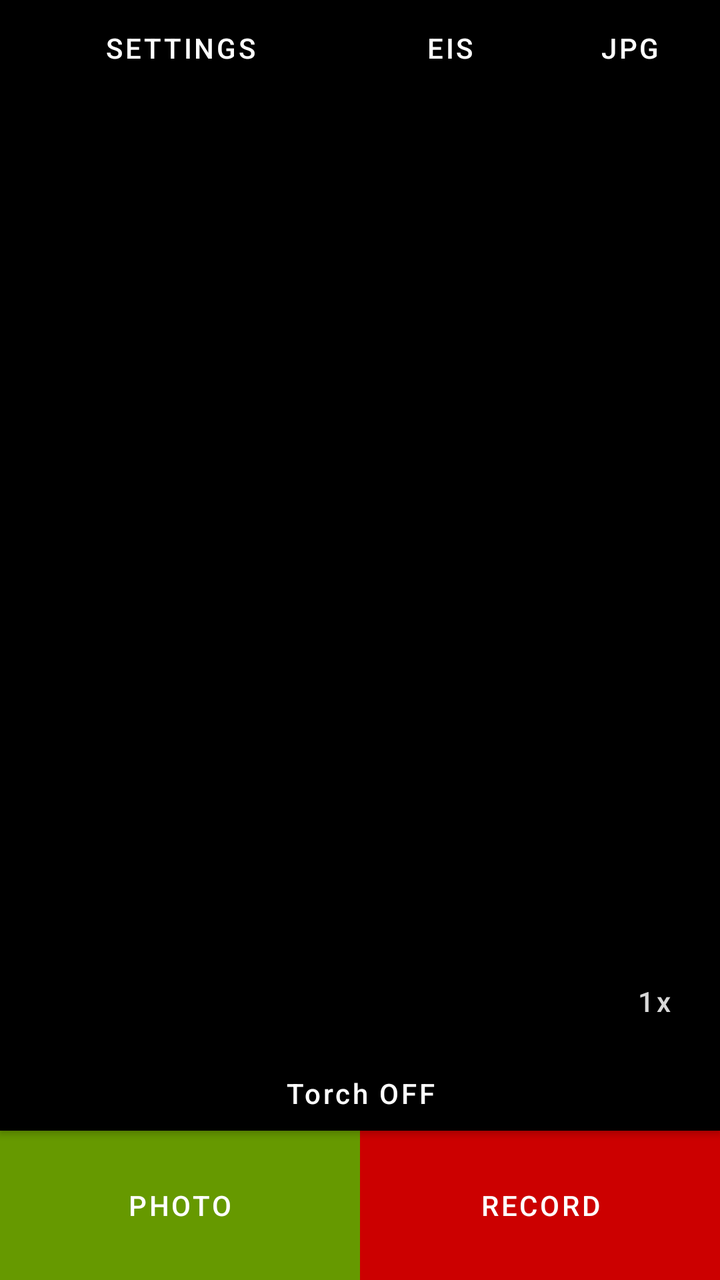
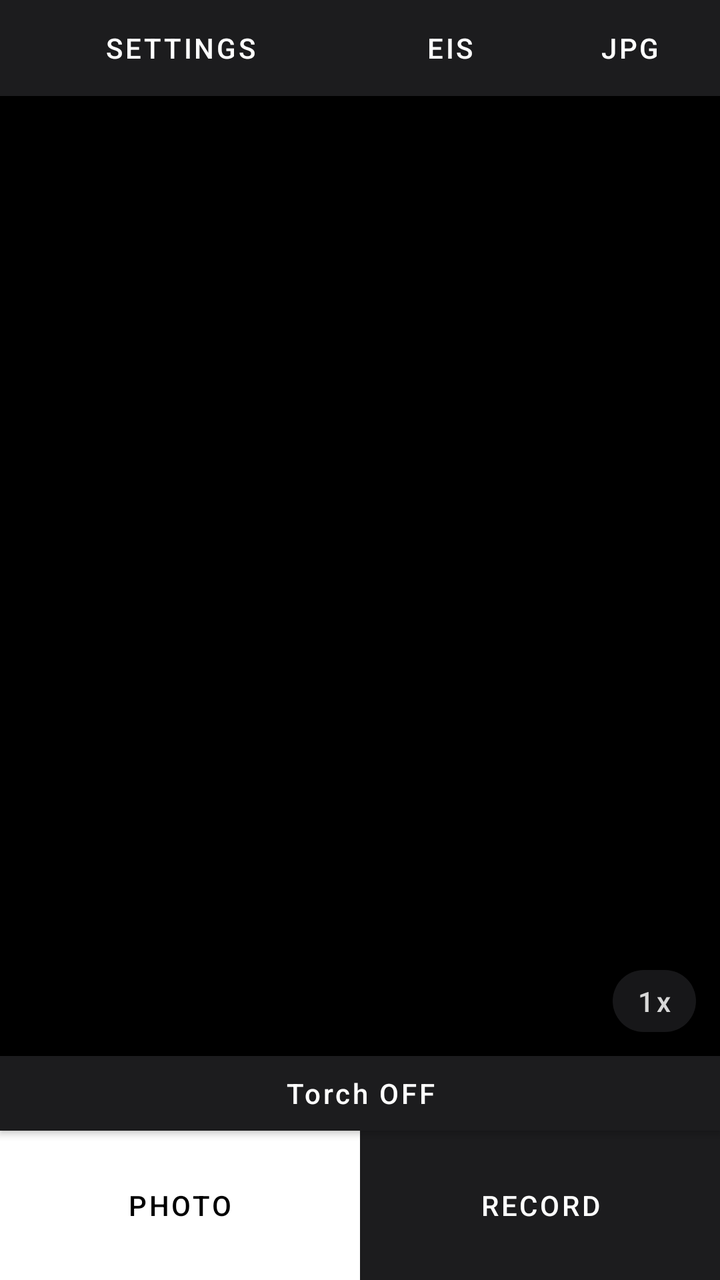

Compare the two renders of this Android layout. The source of the first and the diff that turns it into the second are given below.
<!-- AndroidManifest.xml: application theme Theme.DualLens3DCamera -->
<!-- res/layout/activity_main.xml -->
<?xml version="1.0" encoding="utf-8"?>
<androidx.constraintlayout.widget.ConstraintLayout
    xmlns:android="http://schemas.android.com/apk/res/android"
    xmlns:app="http://schemas.android.com/apk/res-auto"
    android:id="@+id/root"
    android:layout_width="match_parent"
    android:layout_height="match_parent"
    android:background="@android:color/black">

    
    <LinearLayout
        android:id="@+id/topBar"
        android:layout_width="0dp"
        android:layout_height="48dp"
        android:orientation="horizontal"
        android:weightSum="4"
        app:layout_constraintTop_toTopOf="parent"
        app:layout_constraintStart_toStartOf="parent"
        app:layout_constraintEnd_toEndOf="parent">

        <com.google.android.material.button.MaterialButton
            android:id="@+id/btnSettings"
            android:layout_width="0dp"
            android:layout_height="match_parent"
            android:layout_weight="2"
            android:insetLeft="0dp"
            android:insetRight="0dp"
            android:insetTop="0dp"
            android:insetBottom="0dp"
            android:maxLines="1"
            android:ellipsize="end"
            android:textAllCaps="false"
            android:text="SETTINGS"
            android:textColor="@android:color/white"
            app:backgroundTint="@android:color/black"
            app:cornerRadius="0dp"/>

        <com.google.android.material.button.MaterialButton
            android:id="@+id/btnEis"
            android:layout_width="0dp"
            android:layout_height="match_parent"
            android:layout_weight="1"
            android:insetLeft="0dp"
            android:insetRight="0dp"
            android:insetTop="0dp"
            android:insetBottom="0dp"
            android:maxLines="1"
            android:ellipsize="end"
            android:textAllCaps="false"
            android:text="EIS"
            android:textColor="@android:color/white"
            app:backgroundTint="@android:color/black"
            app:cornerRadius="0dp"/>

        
        <com.google.android.material.button.MaterialButton
            android:id="@+id/btnFormat"
            android:layout_width="0dp"
            android:layout_height="match_parent"
            android:layout_weight="1"
            android:insetLeft="0dp"
            android:insetRight="0dp"
            android:insetTop="0dp"
            android:insetBottom="0dp"
            android:maxLines="1"
            android:ellipsize="end"
            android:textAllCaps="false"
            android:text="JPG"
            android:textColor="@android:color/white"
            app:backgroundTint="@android:color/black"
            app:cornerRadius="0dp"/>
    </LinearLayout>

    
    <TextureView
        android:id="@+id/textureView"
        android:layout_width="0dp"
        android:layout_height="0dp"
        app:layout_constraintDimensionRatio="3:4"
        app:layout_constraintTop_toBottomOf="@id/topBar"
        app:layout_constraintStart_toStartOf="parent"
        app:layout_constraintEnd_toEndOf="parent"/>

    
    <com.google.android.material.button.MaterialButton
        android:id="@+id/btnZoom"
        android:layout_width="wrap_content"
        android:layout_height="wrap_content"
        android:layout_marginEnd="12dp"
        android:layout_marginBottom="12dp"
        android:alpha="0.85"
        android:insetLeft="0dp"
        android:insetRight="0dp"
        android:insetTop="0dp"
        android:insetBottom="0dp"
        android:minWidth="0dp"
        android:minHeight="0dp"
        android:paddingStart="12dp"
        android:paddingEnd="12dp"
        android:paddingTop="6dp"
        android:paddingBottom="6dp"
        android:text="1x"
        android:textAllCaps="false"
        android:textColor="@android:color/white"
        app:backgroundTint="@android:color/black"
        app:cornerRadius="16dp"
        app:layout_constraintBottom_toBottomOf="@id/textureView"
        app:layout_constraintEnd_toEndOf="@id/textureView"/>

    
    <LinearLayout
        android:id="@+id/buttonPanel"
        android:layout_width="0dp"
        android:layout_height="0dp"
        android:orientation="vertical"
        app:layout_constraintTop_toBottomOf="@id/textureView"
        app:layout_constraintBottom_toBottomOf="parent"
        app:layout_constraintStart_toStartOf="parent"
        app:layout_constraintEnd_toEndOf="parent">

        <com.google.android.material.button.MaterialButton
            android:id="@+id/btnTorch"
            android:layout_width="match_parent"
            android:layout_height="0dp"
            android:layout_weight="1"
            android:textAllCaps="false"
            android:text="Torch OFF"
            android:textColor="@android:color/white"
            app:backgroundTint="@android:color/black"
            android:insetLeft="0dp"
            android:insetRight="0dp"
            android:insetTop="0dp"
            android:insetBottom="0dp"
            app:cornerRadius="0dp"/>

        <LinearLayout
            android:layout_width="match_parent"
            android:layout_height="0dp"
            android:layout_weight="2"
            android:orientation="horizontal">

            <com.google.android.material.button.MaterialButton
                android:id="@+id/btnPhoto"
                android:layout_width="0dp"
                android:layout_height="match_parent"
                android:layout_weight="1"
                android:textAllCaps="false"
                android:text="PHOTO"
                android:textColor="@android:color/white"
                app:backgroundTint="@android:color/holo_green_dark"
                android:insetLeft="0dp"
                android:insetRight="0dp"
                android:insetTop="0dp"
                android:insetBottom="0dp"
                app:cornerRadius="0dp"/>

            <com.google.android.material.button.MaterialButton
                android:id="@+id/btnRecord"
                android:layout_width="0dp"
                android:layout_height="match_parent"
                android:layout_weight="1"
                android:textAllCaps="false"
                android:text="RECORD"
                android:textColor="@android:color/white"
                app:backgroundTint="@android:color/holo_red_dark"
                android:insetLeft="0dp"
                android:insetRight="0dp"
                android:insetTop="0dp"
                android:insetBottom="0dp"
                app:cornerRadius="0dp"/>
        </LinearLayout>

    </LinearLayout>

</androidx.constraintlayout.widget.ConstraintLayout>
<!-- resources referenced by this layout -->
<resources>
  <style name="Theme.DualLens3DCamera" parent="Theme.MaterialComponents.DayNight.NoActionBar">
          <item name="android:statusBarColor">@color/black</item>
          <item name="android:navigationBarColor">@color/black</item>
          <item name="android:windowBackground">@color/black</item>
          <item name="android:colorBackground">@color/black</item>
          <item name="android:forceDarkAllowed" tools:targetApi="q">false</item>
      </style>
  <color name="black">#FF000000</color>
</resources>

<!-- the commit's change to res/layout/activity_main.xml (unified diff, before → after) -->
@@ -32,7 +32,7 @@
             android:textAllCaps="false"
             android:text="SETTINGS"
             android:textColor="@android:color/white"
-            app:backgroundTint="@android:color/black"
+            app:backgroundTint="@color/control_dark"
             app:cornerRadius="0dp"/>
 
         <com.google.android.material.button.MaterialButton
@@ -49,7 +49,7 @@
             android:textAllCaps="false"
             android:text="EIS"
             android:textColor="@android:color/white"
-            app:backgroundTint="@android:color/black"
+            app:backgroundTint="@color/control_dark"
             app:cornerRadius="0dp"/>
 
         
@@ -67,7 +67,7 @@
             android:textAllCaps="false"
             android:text="JPG"
             android:textColor="@android:color/white"
-            app:backgroundTint="@android:color/black"
+            app:backgroundTint="@color/control_dark"
             app:cornerRadius="0dp"/>
     </LinearLayout>
 
@@ -80,6 +80,27 @@
         app:layout_constraintTop_toBottomOf="@id/topBar"
         app:layout_constraintStart_toStartOf="parent"
         app:layout_constraintEnd_toEndOf="parent"/>
+
+    
+    <TextView
+        android:id="@+id/recIndicator"
+        android:layout_width="wrap_content"
+        android:layout_height="wrap_content"
+        android:layout_marginTop="12dp"
+        android:layout_marginEnd="12dp"
+        android:alpha="0.9"
+        android:background="@color/control_dark"
+        android:paddingStart="10dp"
+        android:paddingEnd="10dp"
+        android:paddingTop="6dp"
+        android:paddingBottom="6dp"
+        android:text="● REC"
+        android:textColor="@color/accent_muted"
+        android:textSize="13sp"
+        android:textStyle="bold"
+        android:visibility="gone"
+        app:layout_constraintTop_toTopOf="@id/textureView"
+        app:layout_constraintEnd_toEndOf="@id/textureView"/>
 
     
     <com.google.android.material.button.MaterialButton
@@ -102,10 +123,49 @@
         android:text="1x"
         android:textAllCaps="false"
         android:textColor="@android:color/white"
-        app:backgroundTint="@android:color/black"
+        app:backgroundTint="@color/control_dark"
         app:cornerRadius="16dp"
         app:layout_constraintBottom_toBottomOf="@id/textureView"
         app:layout_constraintEnd_toEndOf="@id/textureView"/>
+
+    
+    <LinearLayout
+        android:id="@+id/stitchProgressCard"
+        android:layout_width="wrap_content"
+        android:layout_height="wrap_content"
+        android:layout_marginBottom="12dp"
+        android:alpha="0.92"
+        android:background="@color/control_dark"
+        android:gravity="center_vertical"
+        android:orientation="horizontal"
+        android:paddingStart="12dp"
+        android:paddingEnd="12dp"
+        android:paddingTop="8dp"
+        android:paddingBottom="8dp"
+        android:visibility="gone"
+        app:layout_constraintBottom_toBottomOf="@id/textureView"
+        app:layout_constraintStart_toStartOf="@id/textureView"
+        app:layout_constraintEnd_toEndOf="@id/textureView">
+
+        <ProgressBar
+            android:id="@+id/stitchProgressBar"
+            style="?android:attr/progressBarStyleHorizontal"
+            android:layout_width="140dp"
+            android:layout_height="wrap_content"
+            android:max="100"
+            android:progress="0"
+            android:progressTint="@color/accent_muted"
+            android:progressBackgroundTint="@color/control_disabled"/>
+
+        <TextView
+            android:id="@+id/stitchProgressText"
+            android:layout_width="wrap_content"
+            android:layout_height="wrap_content"
+            android:layout_marginStart="10dp"
+            android:text="Stitching…"
+            android:textColor="@android:color/white"
+            android:textSize="13sp"/>
+    </LinearLayout>
 
     
     <LinearLayout
@@ -126,7 +186,7 @@
             android:textAllCaps="false"
             android:text="Torch OFF"
             android:textColor="@android:color/white"
-            app:backgroundTint="@android:color/black"
+            app:backgroundTint="@color/control_dark"
             android:insetLeft="0dp"
             android:insetRight="0dp"
             android:insetTop="0dp"
@@ -146,8 +206,8 @@
                 android:layout_weight="1"
                 android:textAllCaps="false"
                 android:text="PHOTO"
-                android:textColor="@android:color/white"
-                app:backgroundTint="@android:color/holo_green_dark"
+                android:textColor="@android:color/black"
+                app:backgroundTint="@color/shutter_white"
                 android:insetLeft="0dp"
                 android:insetRight="0dp"
                 android:insetTop="0dp"
@@ -162,7 +222,7 @@
                 android:textAllCaps="false"
                 android:text="RECORD"
                 android:textColor="@android:color/white"
-                app:backgroundTint="@android:color/holo_red_dark"
+                app:backgroundTint="@color/control_dark"
                 android:insetLeft="0dp"
                 android:insetRight="0dp"
                 android:insetTop="0dp"
<!-- resource entries referenced after the edit -->
@@ -1,5 +1,9 @@
 <!-- resources referenced by this layout -->
 <resources>
+  <color name="accent_muted">#FF8FA8BF</color>
+  <color name="control_dark">#FF1C1C1E</color>
+  <color name="control_disabled">#FF3A3A3C</color>
+  <color name="shutter_white">#FFFFFFFF</color>
   <style name="Theme.DualLens3DCamera" parent="Theme.MaterialComponents.DayNight.NoActionBar">
           <item name="android:statusBarColor">@color/black</item>
           <item name="android:navigationBarColor">@color/black</item>
